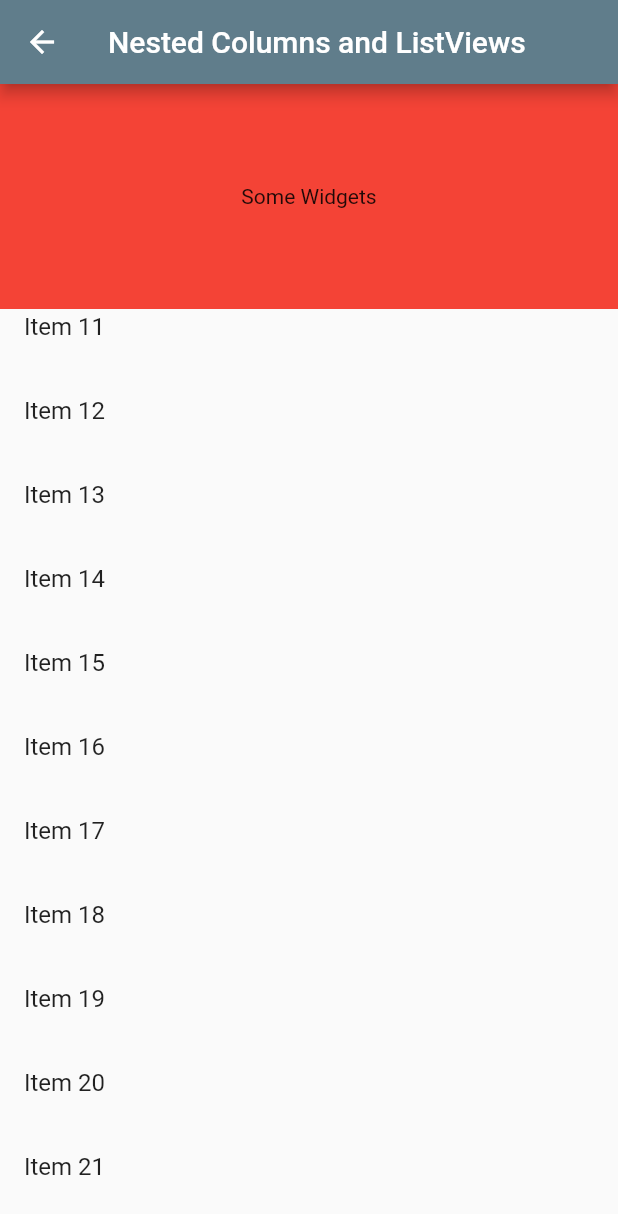
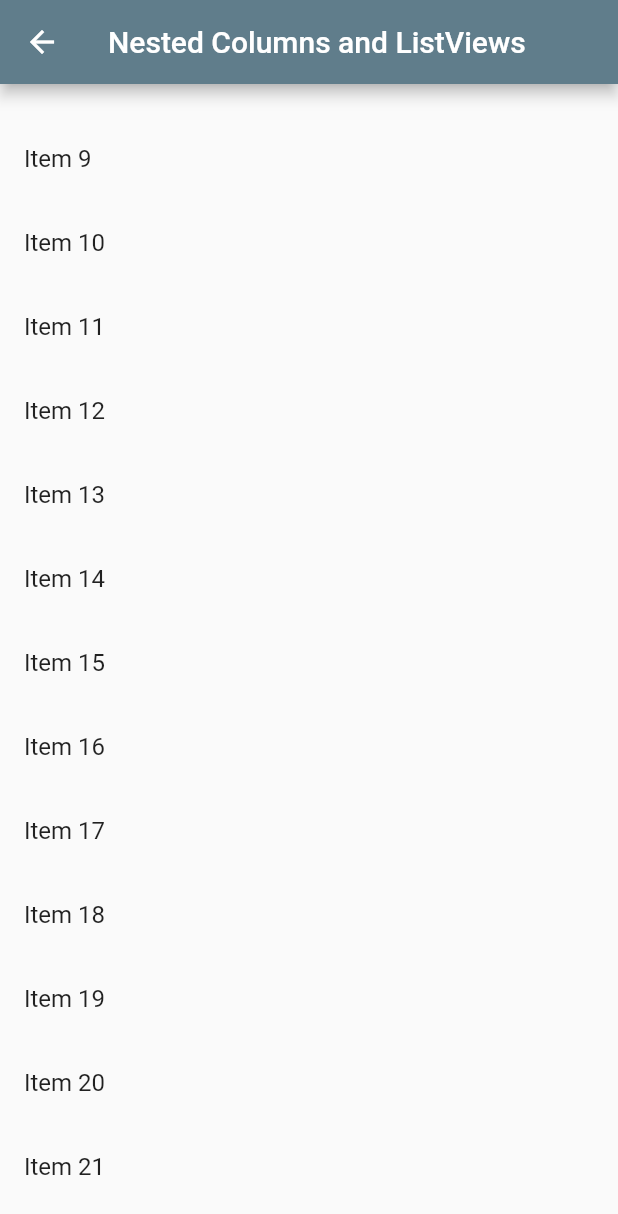
Before and after one commit to rstkey/top_listview_widgets, a Flutter app: the NestedColumnsAndListViewsPage screen opened directly, scrolled down 576 dp, on a phone screen of 412 x 824 dp. Shown: the top 1214 px of the screen. Run offline on Flutter 3.47's test engine with Material 2 defaults, Android fonts, the phone set to English and light mode, and no system bars.

Commit message:
Update nested_columns_and_listviews.dart

```diff
--- a/lib/src/pages/nested_columns_and_listviews.dart
+++ b/lib/src/pages/nested_columns_and_listviews.dart
@@ -11,7 +11,8 @@ class NestedColumnsAndListViewsPage extends StatelessWidget {
       appBar: AppBar(
         title: Text(title),
       ),
-      body: Column(
+      body: SingleChildScrollView(
+        child: Column(
           children: [
             Container(
               height: 150,
@@ -20,15 +21,15 @@ class NestedColumnsAndListViewsPage extends StatelessWidget {
                 child: Text('Some Widgets'),
               ),
             ),
-          Flexible(
-            child: ListView.builder(
+            ListView.builder(
+                primary: false,//listview'in scroll unu geçersiz kılma
                 itemCount: 30,
-                shrinkWrap: true,
+                shrinkWrap: true,//limit height
                 itemBuilder: (context, index) => ListTile(
                       title: Text('Item ${index + 1}'),
-                    )),
-          )
+                    ))
           ],
+        ),
       ),
     );
   }
```
Lines whose indentation alone changed are shown as unchanged.
